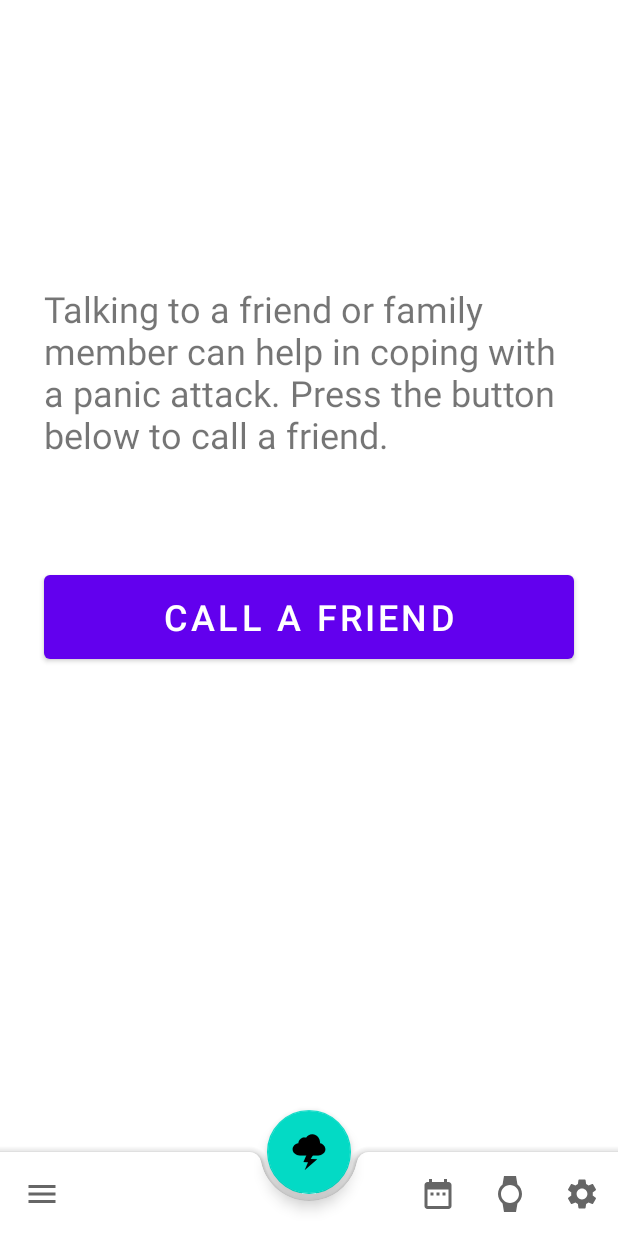
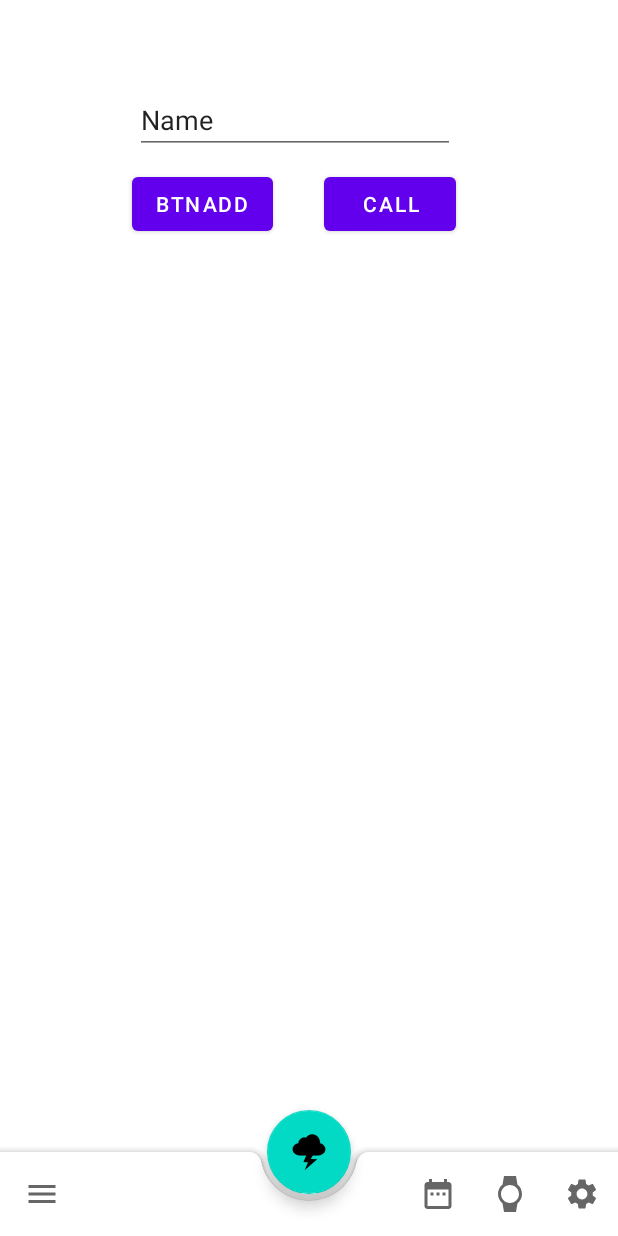
Before and after one commit to SunnyDong-xyd/Coriander, an Android app: the ContactFragment screen opened through its navigation route, on a phone screen of 412 x 824 dp. Run offline under Robolectric (Android 15) with nearby library versions, the phone set to English and light mode, and no system bars.

Commit message:
updated call fragment to include new database.

```diff
--- a/app/src/main/AndroidManifest.xml
+++ b/app/src/main/AndroidManifest.xml
@@ -17,6 +17,7 @@
                 <category android:name="android.intent.category.LAUNCHER" />
             </intent-filter>
         </activity>
+
     </application>
 
 </manifest>
--- a/app/src/main/java/com/example/coriander/ContactFragment.java
+++ b/app/src/main/java/com/example/coriander/ContactFragment.java
@@ -2,6 +2,7 @@ package com.example.coriander;
 
 import android.content.Context;
 import android.content.Intent;
+import android.database.Cursor;
 import android.net.Uri;
 import android.os.Bundle;
 
@@ -13,7 +14,15 @@ import androidx.navigation.Navigation;
 import android.view.LayoutInflater;
 import android.view.View;
 import android.view.ViewGroup;
+import android.widget.AdapterView;
 import android.widget.Button;
+import android.widget.EditText;
+import android.widget.Toast;
+import java.util.ArrayList;
+
+import android.widget.ArrayAdapter;
+import android.widget.ListAdapter;
+import android.widget.ListView;
 
 /**
  * A simple {@link Fragment} subclass.
@@ -23,6 +32,9 @@ import android.widget.Button;
 public class ContactFragment extends Fragment {
 
     OnViewCreated createdListener;
+    DatabaseHelper myDB;
+    Button btnadd,btnview;
+    EditText editText;
 
     // TODO: Rename and change types and number of parameters
     public static ContactFragment newInstance(){
@@ -35,17 +47,63 @@ public class ContactFragment extends Fragment {
         View view = inflater.inflate(R.layout.fragment_contact, container, false);
         createdListener.onViewSelected(view);
 
-        //CALL button
-        Button btn = (Button) view.findViewById(R.id.callbutton);
-        btn.setOnClickListener(new View.OnClickListener() {
+
+
+
+        editText = (EditText) view.findViewById(R.id.editText);
+        btnadd = (Button) view.findViewById(R.id.btnAdd);
+        btnview = (Button) view.findViewById(R.id.btnView);
+        myDB = new DatabaseHelper(getActivity());
+        ListView listView = (ListView) view.findViewById(R.id.listview1);
+
+        ArrayList<String> theList = new ArrayList<>();
+        Cursor data = myDB.getListContents();
+        data.moveToFirst();
+        if(data.getCount() == 0){
+            Toast.makeText(getActivity(), "Contacts list is empty", Toast.LENGTH_LONG).show();
+        }else{
+            do{
+                theList.add(data.getString(1));
+                ListAdapter listAdapter = new ArrayAdapter<>(getActivity(),android.R.layout.simple_list_item_1,theList);
+                listView.setAdapter(listAdapter);
+
+
+            }while(data.moveToNext());
+        }
+
+        listView.setOnItemClickListener(new AdapterView.OnItemClickListener() {
+            @Override
+            public void onItemClick(AdapterView<?> adapterView, View view, int i, long l) {
+
+                Toast.makeText(getActivity(),theList.get(i),Toast.LENGTH_LONG).show();
+            }
+        });
+
+        btnview.setOnClickListener(new View.OnClickListener() {
             @Override
             public void onClick(View v) {
                 Intent intent = new Intent(Intent.ACTION_DIAL);
                 intent.setData(Uri.parse("tel:"));
                 startActivity(intent);
-
             }
         });
+
+        btnadd.setOnClickListener(new View.OnClickListener() {
+            @Override
+            public void onClick(View v) {
+                String newEntry = editText.getText().toString();
+                if(editText.length() != 0){
+                    AddData(newEntry);
+                    editText.setText("");
+
+                }else{
+                    Toast.makeText(getActivity(), "Please enter a name into the name field", Toast.LENGTH_LONG).show();
+                }
+                Navigation.findNavController(view).navigate(R.id.action_contactFragment_self);
+            }
+        });
+
+
         return view;
     }
 
@@ -62,4 +120,14 @@ public class ContactFragment extends Fragment {
         createdListener = (OnViewCreated) context;
     }
 
+    public void AddData(String newEntry){
+        boolean insertData = myDB.addData(newEntry);
+
+        if(insertData == true){
+            Toast.makeText(getActivity(), "Contact successfully added", Toast.LENGTH_LONG).show();
+        }else{
+            Toast.makeText(getActivity(), "Error, contact not added", Toast.LENGTH_LONG).show();
+        }
+    }
+
 }
--- /dev/null
+++ b/app/src/main/java/com/example/coriander/DatabaseHelper.java
@@ -0,0 +1,53 @@
+package com.example.coriander;
+
+import android.content.ContentValues;
+import android.content.Context;
+import android.database.Cursor;
+import android.database.sqlite.SQLiteDatabase;
+import android.database.sqlite.SQLiteOpenHelper;
+
+
+
+public class DatabaseHelper extends SQLiteOpenHelper {
+
+    public static final String DATABASE_NAME = "mylist.db";
+    public static final String TABLE_NAME = "mylist_data";
+    public static final String COL1 = "ID";
+    public static final String COL2 = "ITEM1";
+
+    public DatabaseHelper(Context context){
+        super(context,DATABASE_NAME,null,1);
+    }
+
+    @Override
+    public void onCreate(SQLiteDatabase db){
+        String createTable = "CREATE TABLE " + TABLE_NAME + " ( ID INTEGER PRIMARY KEY AUTOINCREMENT, " + "ITEM1 TEXT)";
+        db.execSQL(createTable);
+    }
+
+    @Override
+    public void onUpgrade(SQLiteDatabase db, int oldVersion, int newVersion){
+        db.execSQL("DROP TABLE IF EXISTS " + TABLE_NAME);
+    }
+
+    public boolean addData(String item1){
+        SQLiteDatabase db = this.getWritableDatabase();
+        ContentValues contentValues = new ContentValues();
+        contentValues.put(COL2, item1);
+
+        long result = db.insert(TABLE_NAME,null,contentValues);
+
+        if(result == -1){
+            return false;
+        }else{
+            return true;
+        }
+    }
+
+    public Cursor getListContents(){
+        SQLiteDatabase db = this.getWritableDatabase();
+        Cursor data = db.rawQuery("SELECT * FROM " + TABLE_NAME,null);
+        return data;
+    }
+
+}
--- a/app/src/main/res/layout/fragment_contact.xml
+++ b/app/src/main/res/layout/fragment_contact.xml
@@ -8,27 +8,49 @@
     tools:context=".ContactFragment">
 
     <Button
-        android:id="@+id/callbutton"
-        android:layout_width="353dp"
-        android:layout_height="68dp"
-        android:text="Call a Friend"
-        android:textSize="24sp"
+        android:id="@+id/btnAdd"
+        android:layout_width="wrap_content"
+        android:layout_height="wrap_content"
+        android:layout_marginStart="88dp"
+        android:layout_marginTop="112dp"
+        android:text="btnadd"
+        app:layout_constraintStart_toStartOf="parent"
+        app:layout_constraintTop_toTopOf="parent" />
+
+    <Button
+        android:id="@+id/btnView"
+        android:layout_width="wrap_content"
+        android:layout_height="wrap_content"
+        android:layout_marginTop="112dp"
+        android:layout_marginEnd="108dp"
+        android:text="Call"
+        app:layout_constraintEnd_toEndOf="parent"
+        app:layout_constraintTop_toTopOf="parent" />
+
+    <EditText
+        android:id="@+id/editText"
+        android:layout_width="wrap_content"
+        android:layout_height="wrap_content"
+        android:ems="10"
+        android:inputType="textPersonName"
+        android:text="Name"
         app:layout_constraintBottom_toBottomOf="parent"
         app:layout_constraintEnd_toEndOf="parent"
+        app:layout_constraintHorizontal_bias="0.452"
         app:layout_constraintStart_toStartOf="parent"
         app:layout_constraintTop_toTopOf="parent"
-        app:layout_constraintVertical_bias="0.499" />
+        app:layout_constraintVertical_bias="0.074" />
 
-    <TextView
-        android:id="@+id/textView31"
-        android:layout_width="351dp"
-        android:layout_height="167dp"
-        android:text="Talking to a friend or family member can help in coping with a panic attack. Press the button below to call a friend."
-        android:textSize="24sp"
-        app:layout_constraintBottom_toTopOf="@+id/callbutton"
+    <ListView
+        android:id="@+id/listview1"
+        android:layout_width="390dp"
+        android:layout_height="364dp"
+        android:layout_marginTop="100dp"
+        app:layout_constraintBottom_toBottomOf="parent"
         app:layout_constraintEnd_toEndOf="parent"
-        app:layout_constraintHorizontal_bias="0.483"
+        app:layout_constraintHorizontal_bias="0.476"
         app:layout_constraintStart_toStartOf="parent"
-        app:layout_constraintTop_toTopOf="parent"
-        app:layout_constraintVertical_bias="0.902" />
+        app:layout_constraintTop_toBottomOf="@+id/editText"
+        app:layout_constraintVertical_bias="0.0" />
+
 </androidx.constraintlayout.widget.ConstraintLayout>
--- a/app/src/main/res/navigation/nav_graph.xml
+++ b/app/src/main/res/navigation/nav_graph.xml
@@ -60,7 +60,14 @@
         android:id="@+id/contactFragment"
         android:name="com.example.coriander.ContactFragment"
         android:label="fragment_contact"
-        tools:layout="@layout/fragment_contact" />
+        tools:layout="@layout/fragment_contact" >
+        <action
+            android:id="@+id/action_contactFragment_to_addContactFragment"
+            app:destination="@id/addContactFragment" />
+        <action
+            android:id="@+id/action_contactFragment_self"
+            app:destination="@id/contactFragment" />
+    </fragment>
     <fragment
         android:id="@+id/calmingFragment"
         android:name="com.example.coriander.CalmingFragment"
@@ -96,4 +103,9 @@
         android:name="com.example.coriander.SnakeFragment"
         android:label="fragment_snake"
         tools:layout="@layout/fragment_snake" />
+    <fragment
+        android:id="@+id/addContactFragment"
+        android:name="com.example.coriander.AddContactFragment"
+        android:label="fragment_add_contact"
+        tools:layout="@layout/fragment_add_contact" />
 </navigation>
```
Also changed, not shown: app/src/main/java/com/example/coriander/AddContactFragment.java (added, +74 -0 lines), app/src/main/res/layout/fragment_add_contact.xml (added, +12 -0 lines).
